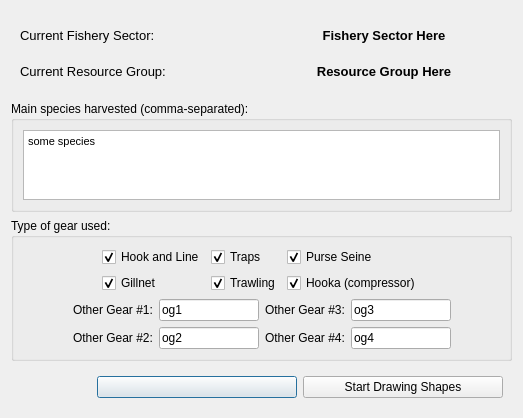
First picture: the form in oom_cobi_loreto/Interview/resgroup.ui, repository Ecotrust/openoceanmap-desktop, before the edit.
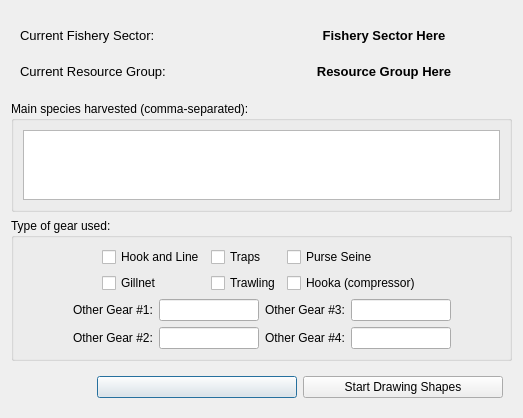
Second picture: the form after the edit.

```diff
--- a/oom_cobi_loreto/Interview/resgroup.ui
+++ b/oom_cobi_loreto/Interview/resgroup.ui
@@ -111,7 +111,7 @@
 &lt;html>&lt;head>&lt;meta name="qrichtext" content="1" />&lt;style type="text/css">
 p, li { white-space: pre-wrap; }
 &lt;/style>&lt;/head>&lt;body style=" font-family:'MS Shell Dlg 2'; font-size:8.25pt; font-weight:400; font-style:normal;">
-&lt;p style=" margin-top:0px; margin-bottom:0px; margin-left:0px; margin-right:0px; -qt-block-indent:0; text-indent:0px; font-size:8pt;">some species&lt;/p>&lt;/body>&lt;/html></string>
+&lt;p style="-qt-paragraph-type:empty; margin-top:0px; margin-bottom:0px; margin-left:0px; margin-right:0px; -qt-block-indent:0; text-indent:0px; font-size:8pt;">&lt;/p>&lt;/body>&lt;/html></string>
         </property>
        </widget>
       </item>
@@ -147,7 +147,7 @@
              <string>Hook and Line</string>
             </property>
             <property name="checked" >
-             <bool>true</bool>
+             <bool>false</bool>
             </property>
            </widget>
           </item>
@@ -157,7 +157,7 @@
              <string>Gillnet</string>
             </property>
             <property name="checked" >
-             <bool>true</bool>
+             <bool>false</bool>
             </property>
            </widget>
           </item>
@@ -171,7 +171,7 @@
              <string>Traps</string>
             </property>
             <property name="checked" >
-             <bool>true</bool>
+             <bool>false</bool>
             </property>
            </widget>
           </item>
@@ -181,7 +181,7 @@
              <string>Trawling</string>
             </property>
             <property name="checked" >
-             <bool>true</bool>
+             <bool>false</bool>
             </property>
            </widget>
           </item>
@@ -195,7 +195,7 @@
              <string>Purse Seine</string>
             </property>
             <property name="checked" >
-             <bool>true</bool>
+             <bool>false</bool>
             </property>
            </widget>
           </item>
@@ -205,7 +205,7 @@
              <string>Hooka (compressor)</string>
             </property>
             <property name="checked" >
-             <bool>true</bool>
+             <bool>false</bool>
             </property>
            </widget>
           </item>
@@ -261,7 +261,7 @@
                </size>
               </property>
               <property name="text" >
-               <string>og1</string>
+               <string/>
               </property>
              </widget>
             </item>
@@ -285,7 +285,7 @@
                </size>
               </property>
               <property name="text" >
-               <string>og2</string>
+               <string/>
               </property>
              </widget>
             </item>
@@ -313,7 +313,7 @@
                </size>
               </property>
               <property name="text" >
-               <string>og3</string>
+               <string/>
               </property>
              </widget>
             </item>
@@ -337,7 +337,7 @@
                </size>
               </property>
               <property name="text" >
-               <string>og4</string>
+               <string/>
               </property>
              </widget>
             </item>
```
